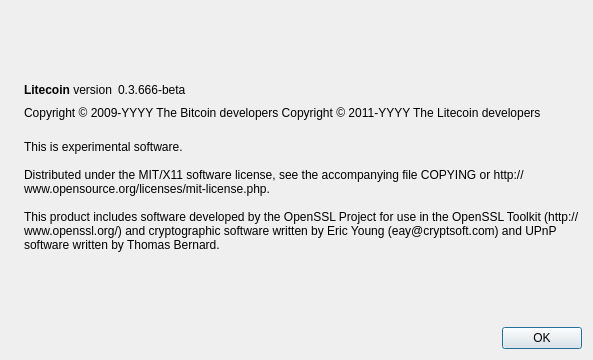
chriswolske/dcoin, file src/qt/forms/aboutdialog.ui: the form before one commit.
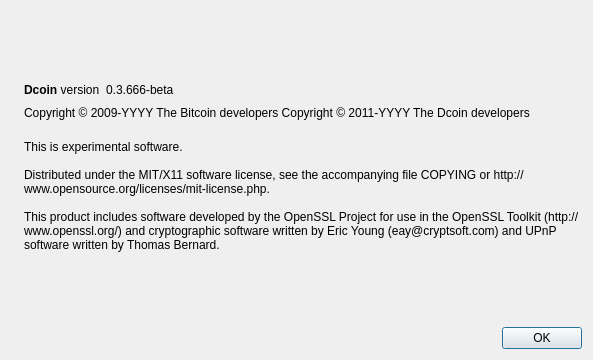
The form after the commit. Icons and pictures are not drawn.

Commit message: almost forgot to change Litecoin to Dcoin; done.

Diff of the .ui file:
```diff
--- a/src/qt/forms/aboutdialog.ui
+++ b/src/qt/forms/aboutdialog.ui
@@ -50,7 +50,7 @@
           <cursorShape>IBeamCursor</cursorShape>
          </property>
          <property name="text">
-          <string>&lt;b&gt;Litecoin&lt;/b&gt; version</string>
+          <string>&lt;b&gt;Dcoin&lt;/b&gt; version</string>
          </property>
          <property name="textInteractionFlags">
           <set>Qt::LinksAccessibleByMouse|Qt::TextSelectableByKeyboard|Qt::TextSelectableByMouse</set>
@@ -92,7 +92,7 @@
        </property>
        <property name="text">
         <string notr="true">Copyright &amp;copy; 2009-YYYY The Bitcoin developers
-Copyright &amp;copy; 2011-YYYY The Litecoin developers</string>
+Copyright &amp;copy; 2011-YYYY The Dcoin developers</string>
        </property>
        <property name="textFormat">
         <enum>Qt::RichText</enum>
```
Left out of the diff: 2 changed lines with no effect on the pictures. The commit also changes 103 other files.
